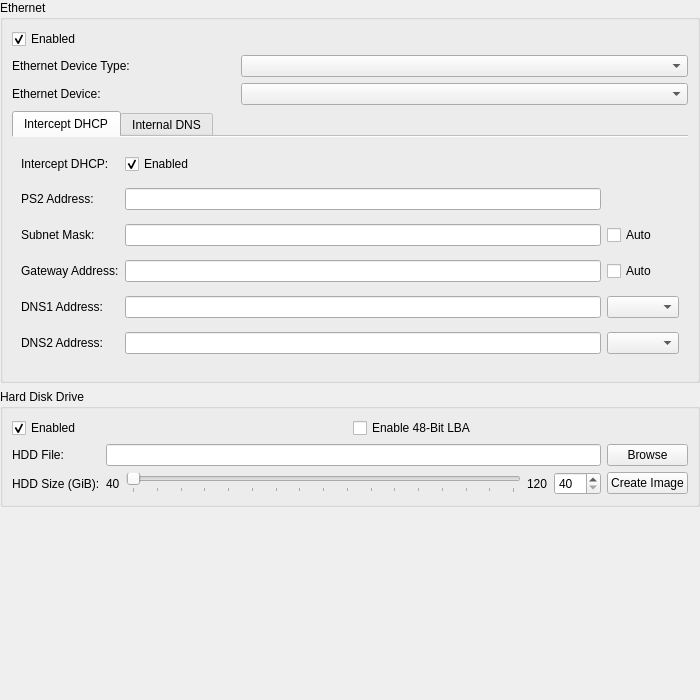
This is pcsx2-qt/Settings/DEV9SettingsWidget.ui in inada-s/pcsx2 as Qt 5 draws it before an edit. The edited form follows.
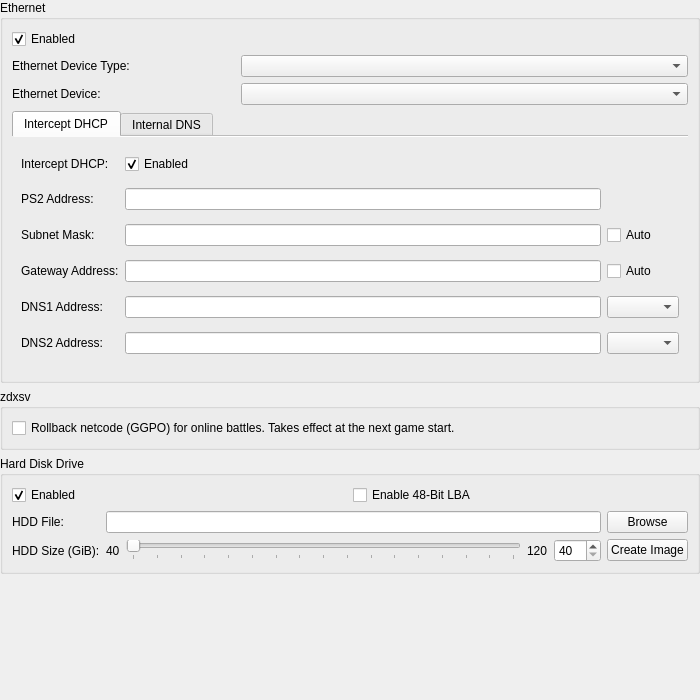
This is the edited form.

Commit message:
zdxsv: GGPO on by default for lobby battles of the Z game
Setting DEV9/Eth ZdxsvGgpo (default on, Network & HDD settings): for
SLPS-25419 the VM starts with the GGPO options net=1,lobby=1. The options
are now read once per VM start (Zdxsv::GgpoOnVmInitialize, after the disc
serial is known) instead of at static init: ZDXSV_GGPO still replaces
them, ZDXSV_GGPO=0 turns GGPO off whatever the setting.

```diff
--- a/pcsx2-qt/Settings/DEV9SettingsWidget.ui
+++ b/pcsx2-qt/Settings/DEV9SettingsWidget.ui
@@ -295,6 +295,22 @@
      </layout>
     </widget>
    </item>
+   <item>
+    <widget class="QGroupBox" name="zdxsvGroupBox">
+     <property name="title">
+      <string>zdxsv</string>
+     </property>
+     <layout class="QVBoxLayout" name="zdxsvLayout">
+      <item>
+       <widget class="QCheckBox" name="zdxsvGgpo">
+        <property name="text">
+         <string>Rollback netcode (GGPO) for online battles. Takes effect at the next game start.</string>
+        </property>
+       </widget>
+      </item>
+     </layout>
+    </widget>
+   </item>
    <item>
     <widget class="QGroupBox" name="groupBox_2">
      <property name="title">
```
The commit also changes 7 other files.
